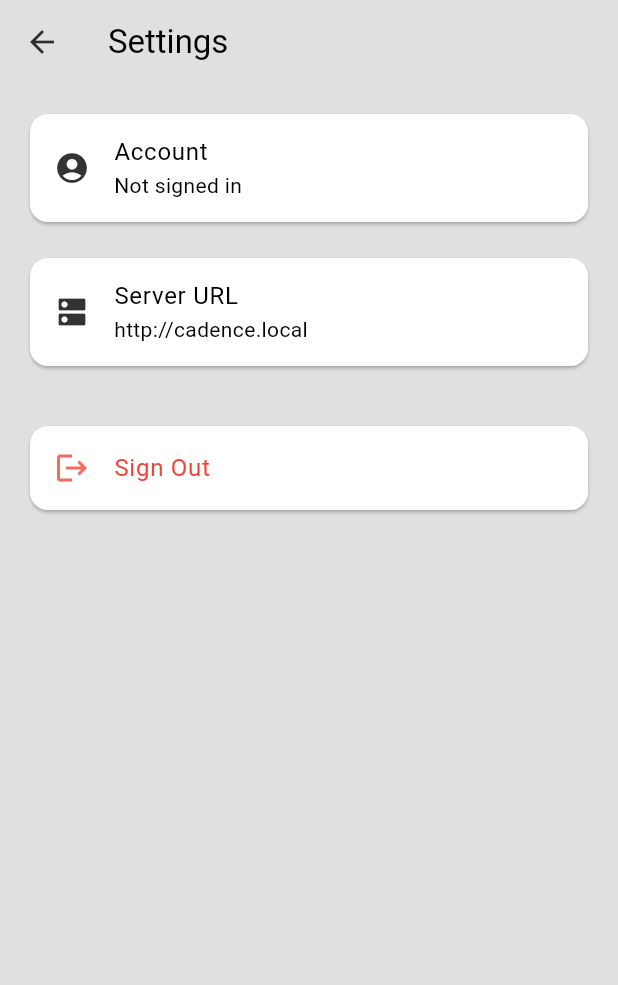
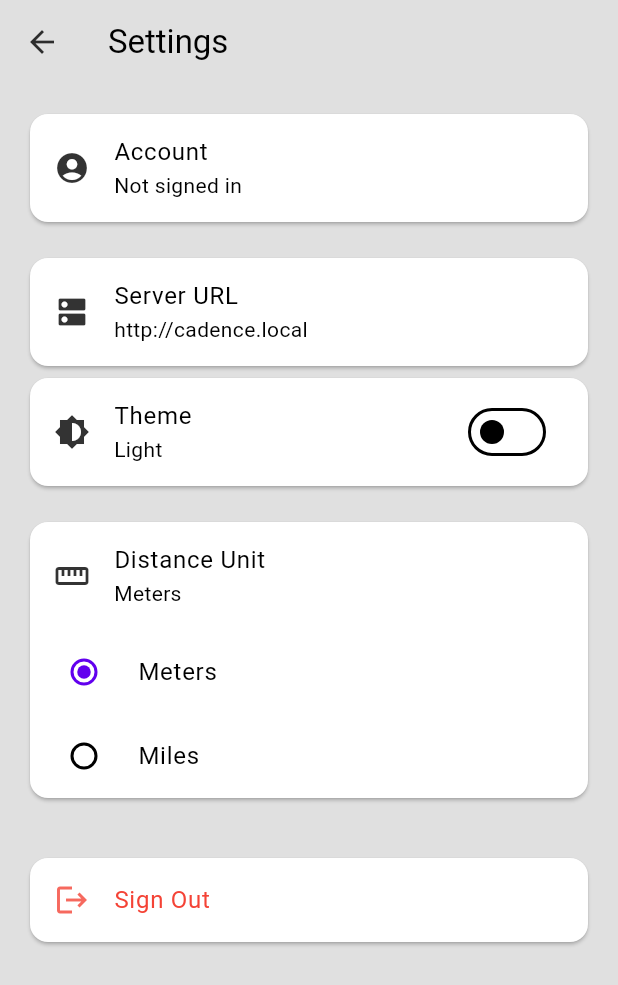
Before and after one commit to Anish-Chanda/cadent, a Flutter app: the SettingsScreen screen opened directly, on a phone screen of 412 x 824 dp. Shown: the top 985 px of the screen. Run offline on Flutter 3.47's test engine with Material 3 defaults, Android fonts, the phone set to English and light mode, and no system bars; our stand-ins replace cookie_jar, dio, dio_cookie_manager, flutter_map, geolocator, latlong2 and 1 more; missing offline and left inert: maplibre_gl; accounts and stored records are empty; network calls fail.

Commit message:
MVC of settings preferences, adding model for settings, controller for setttins, and adding to settngs screen to be able to update more preferences.

```diff
--- /dev/null
+++ b/app/lib/controllers/settings_controller.dart
@@ -0,0 +1,77 @@
+import 'package:flutter/material.dart';
+import 'package:shared_preferences/shared_preferences.dart';
+import 'dart:convert';
+import '../models/app_settings.dart';
+
+class AppSettingsController extends ChangeNotifier {
+  AppSettingsModel _settings = AppSettingsModel();
+  static const String _storageKey = 'app_settings';
+
+  AppSettingsModel get settings => _settings;
+  String get metricUnit => _settings.metricUnit;
+  String get themeMode => _settings.themeMode;
+
+  AppSettingsController() {
+    _loadSettings();
+  }
+
+  // Load settings from persistent storage
+  Future<void> _loadSettings() async {
+    try {
+      final prefs = await SharedPreferences.getInstance();
+      final String? settingsJson = prefs.getString(_storageKey);
+
+      if (settingsJson != null) {
+        final Map<String, dynamic> settingsMap = json.decode(settingsJson);
+        _settings = AppSettingsModel.fromJson(settingsMap);
+        notifyListeners();
+      }
+    } catch (e) {
+      debugPrint('Error loading settings: $e');
+    }
+  }
+
+  // Save settings to persistent storage
+  Future<void> _saveSettings() async {
+    try {
+      final prefs = await SharedPreferences.getInstance();
+      final String settingsJson = json.encode(_settings.toJson());
+      await prefs.setString(_storageKey, settingsJson);
+    } catch (e) {
+      debugPrint('Error saving settings: $e');
+    }
+  }
+
+  // Update metric unit
+  Future<void> setMetricUnit(String unit) async {
+    if (_settings.metricUnit != unit) {
+      _settings = _settings.copyWith(metricUnit: unit);
+      notifyListeners();
+      await _saveSettings();
+    }
+  }
+
+  // Update theme mode
+  Future<void> setThemeMode(String mode) async {
+    if (_settings.themeMode != mode) {
+      _settings = _settings.copyWith(themeMode: mode);
+      notifyListeners();
+      await _saveSettings();
+    }
+  }
+
+  // Toggle theme mode
+  Future<void> toggleThemeMode() async {
+    final newMode = _settings.themeMode == AppSettingsModel.lightTheme
+        ? AppSettingsModel.darkTheme
+        : AppSettingsModel.lightTheme;
+    await setThemeMode(newMode);
+  }
+
+  // Reset to defaults
+  Future<void> resetToDefaults() async {
+    _settings = AppSettingsModel();
+    notifyListeners();
+    await _saveSettings();
+  }
+}
--- a/app/lib/main.dart
+++ b/app/lib/main.dart
@@ -3,6 +3,7 @@ import 'package:provider/provider.dart';
 
 import './providers/auth_provider.dart';
 import './providers/activities_provider.dart';
+import '../controllers/settings_controller.dart';
 import './providers/theme_provider.dart';
 import './router.dart';
 import './utils/app_theme.dart';
@@ -18,6 +19,7 @@ void main() async {
       providers: [
         ChangeNotifierProvider<AuthProvider>.value(value: authProvider),
         ChangeNotifierProvider(create: (_) => ActivitiesProvider()),
+        ChangeNotifierProvider(create: (_) => AppSettingsController()),
         ChangeNotifierProvider(
           create: (_) => ThemeProvider(AppTheme.lightTheme),
         ),
--- /dev/null
+++ b/app/lib/models/app_settings.dart
@@ -0,0 +1,34 @@
+class AppSettingsModel {
+  static const String metersUnit = 'meters';
+  static const String milesUnit = 'miles';
+  static const String lightTheme = 'light';
+  static const String darkTheme = 'dark';
+
+  String metricUnit;
+  String themeMode;
+
+  AppSettingsModel({this.metricUnit = metersUnit, this.themeMode = lightTheme});
+
+  AppSettingsModel copyWith({String? metricUnit, String? themeMode}) {
+    return AppSettingsModel(
+      metricUnit: metricUnit ?? this.metricUnit,
+      themeMode: themeMode ?? this.themeMode,
+    );
+  }
+
+  Map<String, dynamic> toJson() {
+    return {'metric_unit': metricUnit, 'theme_mode': themeMode};
+  }
+
+  factory AppSettingsModel.fromJson(Map<String, dynamic> json) {
+    return AppSettingsModel(
+      metricUnit: json['metric_unit'] as String? ?? metersUnit,
+      themeMode: json['theme_mode'] as String? ?? lightTheme,
+    );
+  }
+
+  @override
+  String toString() {
+    return 'AppSettingsModel(metricUnit: $metricUnit, themeMode: $themeMode)';
+  }
+}
--- a/app/lib/screens/settings_screen.dart
+++ b/app/lib/screens/settings_screen.dart
@@ -1,6 +1,8 @@
 import 'package:flutter/material.dart';
 import 'package:provider/provider.dart';
 import '../providers/auth_provider.dart';
+import '../controllers/settings_controller.dart';
+import '../models/app_settings.dart';
 
 class SettingsScreen extends StatelessWidget {
   const SettingsScreen({super.key});
@@ -23,7 +25,9 @@ class SettingsScreen extends StatelessWidget {
                 child: ListTile(
                   leading: const Icon(Icons.account_circle),
                   title: const Text('Account'),
-                  subtitle: Text(auth.email.isNotEmpty ? auth.email : 'Not signed in'),
+                  subtitle: Text(
+                    auth.email.isNotEmpty ? auth.email : 'Not signed in',
+                  ),
                 ),
               ),
               const SizedBox(height: 16),
@@ -34,6 +38,77 @@ class SettingsScreen extends StatelessWidget {
                   subtitle: Text(auth.serverUrl),
                 ),
               ),
+
+              // Theme Mode Setting
+              Consumer<AppSettingsController>(
+                builder: (context, settingsController, child) {
+                  return Card(
+                    child: ListTile(
+                      leading: const Icon(Icons.brightness_6),
+                      title: const Text('Theme'),
+                      subtitle: Text(
+                        settingsController.themeMode ==
+                                AppSettingsModel.lightTheme
+                            ? 'Light'
+                            : 'Dark',
+                      ),
+                      trailing: Switch(
+                        value:
+                            settingsController.themeMode ==
+                            AppSettingsModel.darkTheme,
+                        onChanged: (value) {
+                          settingsController.toggleThemeMode();
+                        },
+                      ),
+                    ),
+                  );
+                },
+              ),
+
+              const SizedBox(height: 16),
+
+              // Distance Unit Setting
+              Consumer<AppSettingsController>(
+                builder: (context, settingsController, child) {
+                  return Card(
+                    child: Column(
+                      children: [
+                        ListTile(
+                          leading: const Icon(Icons.straighten),
+                          title: const Text('Distance Unit'),
+                          subtitle: Text(
+                            settingsController.metricUnit ==
+                                    AppSettingsModel.metersUnit
+                                ? 'Meters'
+                                : 'Miles',
+                          ),
+                        ),
+                        RadioListTile<String>(
+                          title: const Text('Meters'),
+                          value: AppSettingsModel.metersUnit,
+                          groupValue: settingsController.metricUnit,
+                          onChanged: (String? value) {
+                            if (value != null) {
+                              settingsController.setMetricUnit(value);
+                            }
+                          },
+                        ),
+                        RadioListTile<String>(
+                          title: const Text('Miles'),
+                          value: AppSettingsModel.milesUnit,
+                          groupValue: settingsController.metricUnit,
+                          onChanged: (String? value) {
+                            if (value != null) {
+                              settingsController.setMetricUnit(value);
+                            }
+                          },
+                        ),
+                      ],
+                    ),
+                  );
+                },
+              ),
+
               const SizedBox(height: 32),
               Card(
                 child: ListTile(
```
